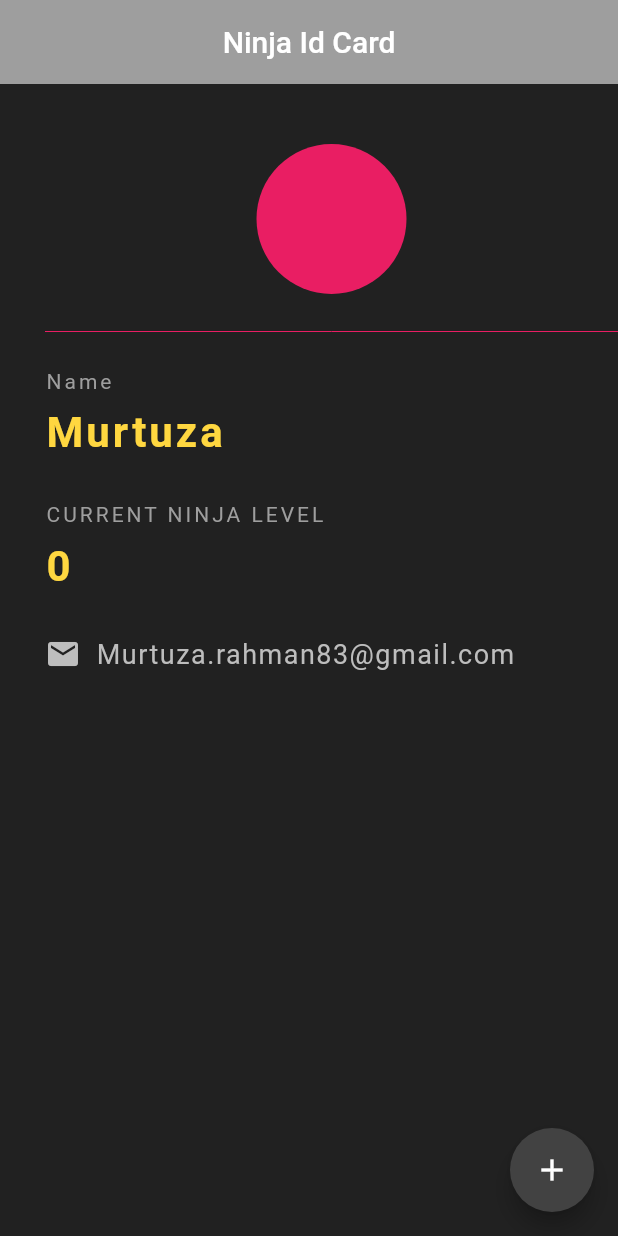
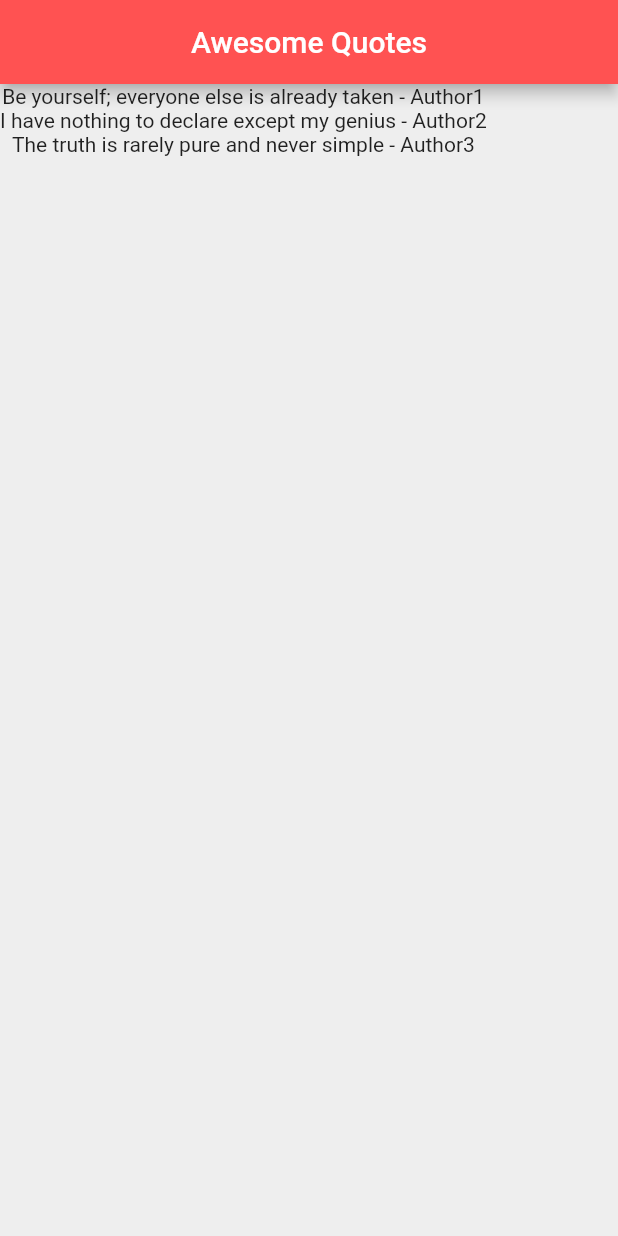
Before and after one commit to Developer199239/Flutter-Tutorial-Ninja, a Flutter app: the screen it shows after launch, on a phone screen of 412 x 824 dp. Run offline on Flutter 3.47's test engine with Material 2 defaults, Android fonts, the phone set to English and light mode, and no system bars.

Commit message:
added list

```diff
--- a/lib/main.dart
+++ b/lib/main.dart
@@ -1,109 +1,38 @@
 import 'package:flutter/material.dart';
+import 'package:ninja/quote.dart';
 
 void main() {
   runApp(const MaterialApp(
-    home: NinjaCard()
+    home: Quotes()
   ));
 }
 
-class NinjaCard extends StatefulWidget {
-  const NinjaCard({Key? key}) : super(key: key);
+class Quotes extends StatefulWidget {
+  const Quotes({Key? key}) : super(key: key);
 
   @override
-  State<NinjaCard> createState() => _NinjaCardState();
+  State<Quotes> createState() => _QuotesState();
 }
 
-class _NinjaCardState extends State<NinjaCard> {
-  int ninjaLevel = 0;
+class _QuotesState extends State<Quotes> {
+  List<Quote> qoutes = [
+    Quote(author: "Author1", text: "Be yourself; everyone else is already taken"),
+    Quote(author: "Author2", text: "I have nothing to declare except my genius"),
+    Quote(author: "Author3", text: "The truth is rarely pure and never simple"),
+  ];
   @override
   Widget build(BuildContext context) {
     return Scaffold(
-      backgroundColor: Colors.grey[900],
+      backgroundColor: Colors.grey[200],
       appBar: AppBar(
-        title: const Text('Ninja Id Card'),
+        title: const Text("Awesome Quotes"),
         centerTitle: true,
-        backgroundColor: Colors.grey[500],
-        elevation: 0.0,
+        backgroundColor: Colors.redAccent,
       ),
-      floatingActionButton: FloatingActionButton(
-        onPressed: (){
-          setState(() {
-            ninjaLevel += 1;
-          });
-        },
-        child: const Icon(Icons.add),
-        backgroundColor: Colors.grey[800],
-      ),
-      body: Padding(
-        padding: const EdgeInsets.fromLTRB(30.0, 40.0, 0, 0),
-        child: Column(
-          crossAxisAlignment: CrossAxisAlignment.start,
-          children: [
-            const Center(
-              child: CircleAvatar(
-               backgroundColor: Colors.pink,
-                radius: 50.0,
-              ),
-            ),
-            const Divider(
-              height: 50,
-              color: Colors.pink,
-            ),
-            const Text(
-              'Name',
-              style: TextStyle(
-                color: Colors.grey,
-                letterSpacing: 2.0,
-              ),
-            ),
-            const SizedBox(height: 10.0),
-            Text(
-              'Murtuza',
-              style: TextStyle(
-                color: Colors.amberAccent[200],
-                letterSpacing: 2.0,
-                fontSize: 28.0,
-                fontWeight: FontWeight.bold
-              ),
-            ),
-            const SizedBox(height: 30.0),
-            const Text(
-              'CURRENT NINJA LEVEL',
-              style: TextStyle(
-                color: Colors.grey,
-                letterSpacing: 2.0,
-              ),
-            ),
-            const SizedBox(height: 10.0),
-            Text(
-              '$ninjaLevel',
-              style: TextStyle(
-                  color: Colors.amberAccent[200],
-                  letterSpacing: 2.0,
-                  fontSize: 28.0,
-                  fontWeight: FontWeight.bold
-              ),
-            ),
-            const SizedBox(height: 30.0),
-            Row(
-              children: [
-                Icon(
-                  Icons.email,
-                  color: Colors.grey[400],
-                ),
-                const SizedBox(width: 10.0),
-                Text(
-                  'Murtuza.rahman83@gmail.com',
-                  style: TextStyle(
-                    color: Colors.grey[400],
-                    fontSize: 18.0,
-                    letterSpacing: 1.0
-                  ),
-                )
-              ],
-            )
-          ],
-        ),
+      body: Column(
+        children: qoutes.map((e) =>
+          Text('${e.text} - ${e.author}')
+        ).toList(growable: true),
       ),
     );
   }
--- /dev/null
+++ b/lib/quote.dart
@@ -0,0 +1,6 @@
+class Quote {
+  String text;
+  String author;
+
+  Quote({required this.text, required this.author});
+}
```
